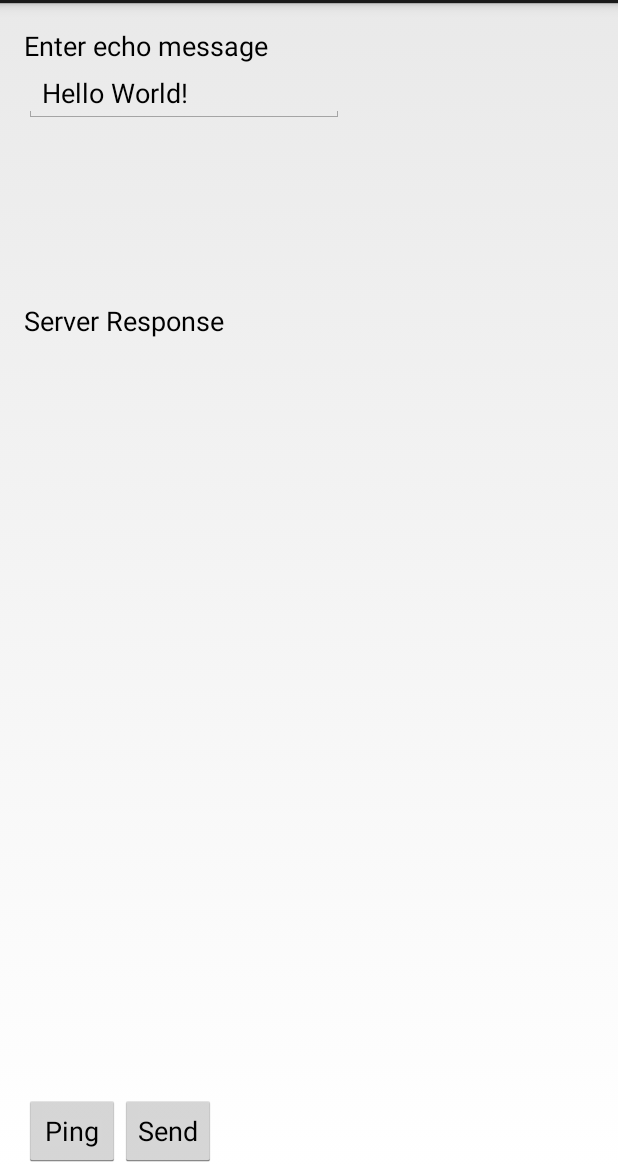
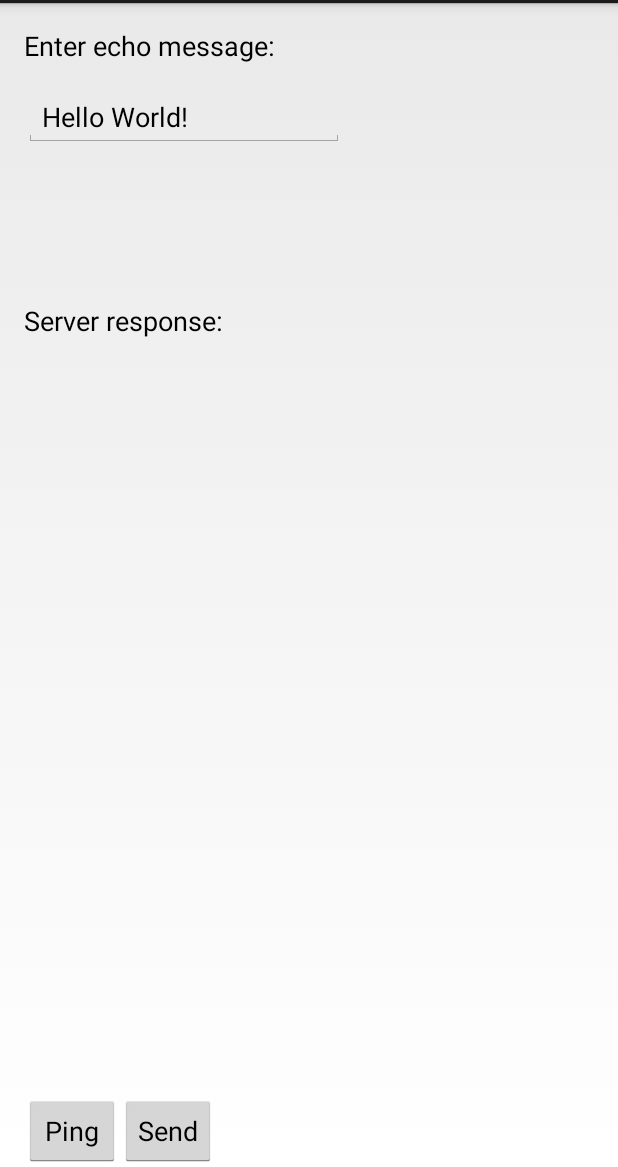
Before and after one commit to m0rganic/EchoDataTester-Android, an Android app: the screen it shows after launch (MainActivity), on a phone screen of 412 x 824 dp, the part 69-1236 px from its top. Run offline under Robolectric (Android 15) with nearby library versions, the phone set to English and light mode, and no system bars; 2 statements that could not run were skipped.

Commit message:
tightened up the activity main layout

```diff
--- a/CastIronEcho/src/main/res/layout/activity_main.xml
+++ b/CastIronEcho/src/main/res/layout/activity_main.xml
@@ -15,16 +15,19 @@
             android:layout_height="fill_parent"
             android:layout_weight="50"
             android:layout_gravity="left|center_vertical">
+
         <TextView
                 android:layout_width="wrap_content"
                 android:layout_height="wrap_content"
                 android:textAppearance="?android:attr/textAppearanceMedium"
-                android:text="Enter echo message"
+                android:text="Enter echo message:"
                 android:id="@+id/textView"
                 android:layout_gravity="left|center_vertical"/>
+
         <EditText
                 android:layout_width="wrap_content"
                 android:layout_height="wrap_content"
+                android:layout_marginTop="@dimen/activity_vertical_margin"
                 android:inputType="textMultiLine"
                 android:ems="10"
                 android:hint="enter echo message"
@@ -41,17 +44,19 @@
             android:layout_height="fill_parent"
             android:layout_weight="20"
             android:layout_gravity="left|center_vertical">
+
         <TextView
                 android:layout_width="wrap_content"
                 android:layout_height="wrap_content"
                 android:textAppearance="?android:attr/textAppearanceMedium"
-                android:text="Server Response"
+                android:text="Server response:"
                 android:id="@+id/textView2"
                 android:layout_gravity="left|center_vertical"/>
 
         <TextView
                 android:layout_width="wrap_content"
                 android:layout_height="wrap_content"
+                android:layout_marginTop="@dimen/activity_vertical_margin"
                 android:layout_marginLeft="18dp"
                 android:text=""
                 android:id="@+id/echoMsgResponse"
```
